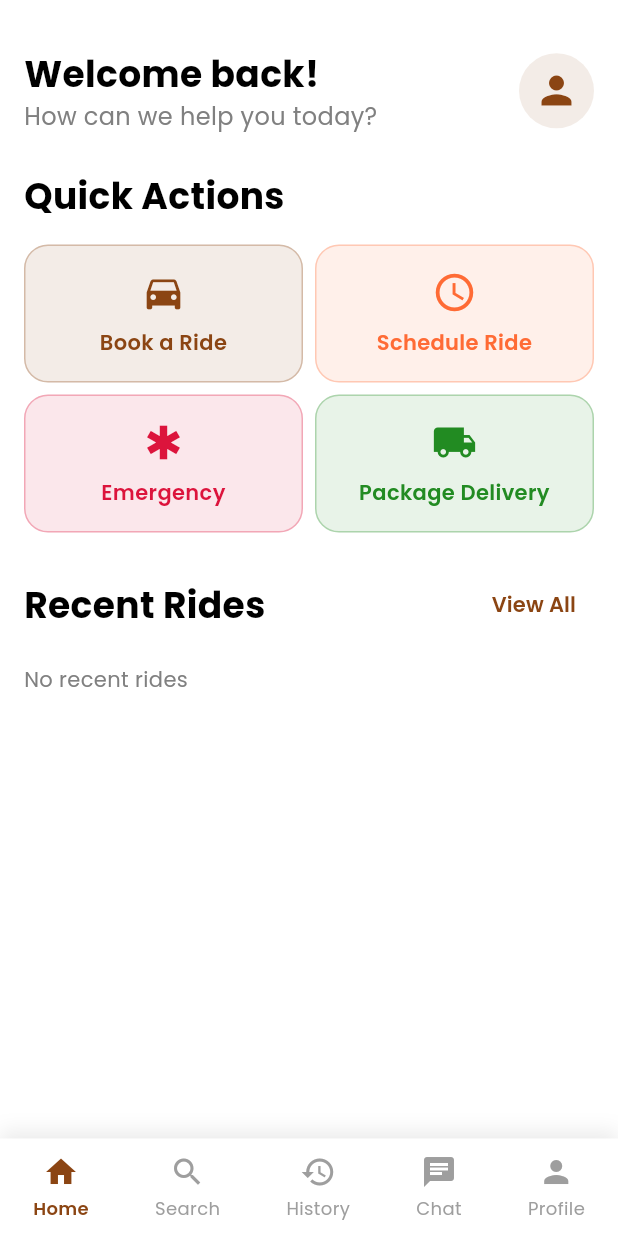
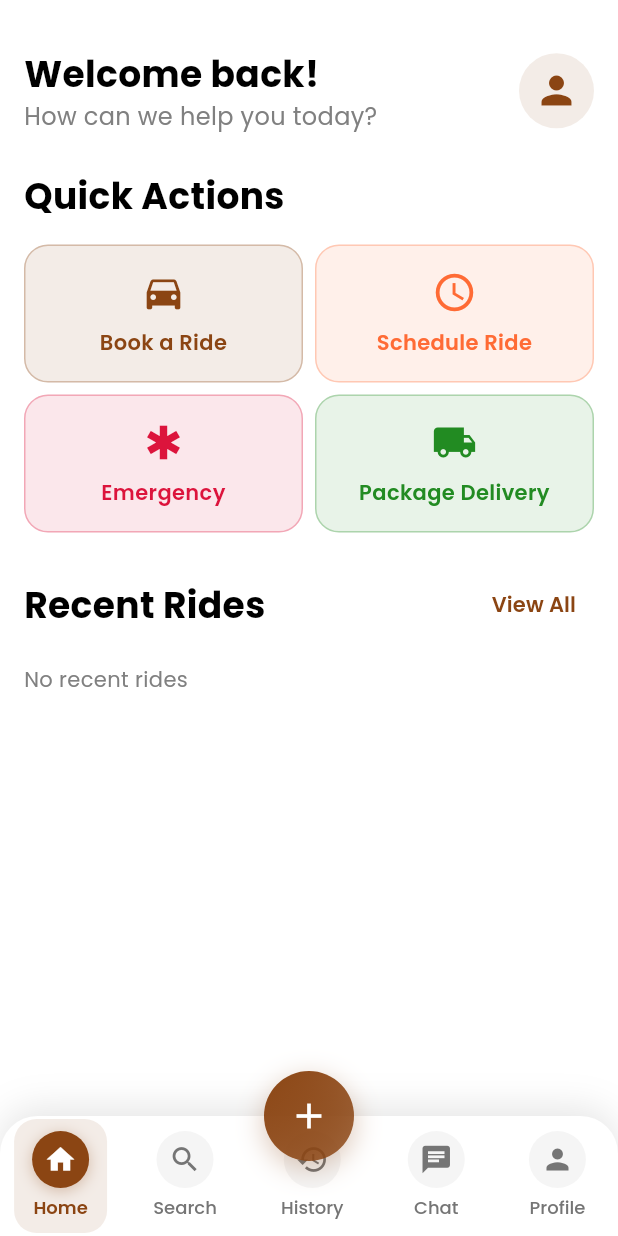
Before and after one commit to ramil0077/relygo, a Flutter app: the UserDashboardScreen screen opened directly, on a phone screen of 412 x 824 dp. Run offline on Flutter 3.47's test engine with Material 3 defaults, Android fonts, the phone set to English and light mode, and no system bars; our stand-ins replace cloud_firestore, firebase_auth, firebase_core, google_fonts, image_picker; missing offline and left inert: razorpay_flutter; accounts and stored records are empty.

```diff
--- a/lib/screens/user_dashboard_screen.dart
+++ b/lib/screens/user_dashboard_screen.dart
@@ -6,6 +6,7 @@ import 'package:relygo/screens/user_profile_screen.dart';
 import 'package:relygo/screens/driver_tracking_screen.dart';
 import 'package:relygo/screens/payment_screen.dart';
 import 'package:relygo/utils/responsive.dart';
+import 'package:relygo/widgets/animated_bottom_nav_bar.dart';
 import 'package:relygo/services/user_service.dart';
 import 'package:cloud_firestore/cloud_firestore.dart';
 import 'package:relygo/services/admin_service.dart';
@@ -140,29 +141,36 @@ class _UserDashboardScreenState extends State<UserDashboardScreen> {
           ],
         ),
       ),
-      bottomNavigationBar: Container(
-        padding: const EdgeInsets.symmetric(vertical: 10),
-        decoration: BoxDecoration(
-          color: Colors.white,
-          boxShadow: [
-            BoxShadow(
-              color: Colors.grey.withOpacity(0.2),
-              blurRadius: 10,
-              offset: const Offset(0, -5),
-            ),
-          ],
-        ),
-        child: Row(
-          mainAxisAlignment: MainAxisAlignment.spaceAround,
-          children: [
-            _buildNavItem(Icons.home, "Home", 0),
-            _buildNavItem(Icons.search, "Search", 1),
-            _buildNavItem(Icons.history, "History", 2),
-            _buildNavItem(Icons.chat, "Chat", 3),
-            _buildNavItem(Icons.person, "Profile", 4),
-          ],
-        ),
+      bottomNavigationBar: AnimatedBottomNavBar(
+        currentIndex: _selectedIndex,
+        onTap: (index) {
+          setState(() {
+            _selectedIndex = index;
+          });
+        },
+        items: const [
+          NavBarItem(icon: Icons.home, label: 'Home'),
+          NavBarItem(icon: Icons.search, label: 'Search'),
+          NavBarItem(icon: Icons.history, label: 'History'),
+          NavBarItem(icon: Icons.chat, label: 'Chat'),
+          NavBarItem(icon: Icons.person, label: 'Profile'),
+        ],
       ),
+      floatingActionButton: _selectedIndex == 0
+          ? FloatingQuickActionButton(
+              onPressed: () {
+                Navigator.push(
+                  context,
+                  MaterialPageRoute(
+                    builder: (context) => const ServiceBookingScreen(),
+                  ),
+                );
+              },
+              icon: Icons.add,
+              tooltip: 'Book a Ride',
+            )
+          : null,
+      floatingActionButtonLocation: FloatingActionButtonLocation.centerDocked,
     );
   }
 
@@ -2072,37 +2080,6 @@ class _UserDashboardScreenState extends State<UserDashboardScreen> {
     );
   }
 
-  Widget _buildNavItem(IconData icon, String label, int index) {
-    bool isSelected = _selectedIndex == index;
-    return GestureDetector(
-      onTap: () {
-        setState(() {
-          _selectedIndex = index;
-        });
-      },
-      child: Column(
-        mainAxisSize: MainAxisSize.min,
-        children: [
-          Icon(
-            icon,
-            color: isSelected ? Mycolors.basecolor : Colors.grey,
-            size: ResponsiveUtils.getResponsiveIconSize(
-              context,
-              mobile: 24,
-              tablet: 26,
-              desktop: 28,
-            ),
-          ),
-          SizedBox(height: ResponsiveSpacing.getSmallSpacing(context) / 2),
-          Text(
-            label,
-            style: ResponsiveTextStyles.getNavLabelStyle(context, isSelected),
-          ),
-        ],
-      ),
-    );
-  }
-
   void _showFeedbackDialog(Map<String, dynamic> booking) {
     final driverDetails = booking['driverDetails'] as Map<String, dynamic>?;
     if (driverDetails == null) return;
--- a/pubspec.yaml
+++ b/pubspec.yaml
@@ -37,6 +37,7 @@ dependencies:
   google_fonts: ^6.3.0
   image_picker: ^1.0.7
   intl: ^0.19.0
+  razorpay_flutter: ^1.3.7
 
 
   # Firebase dependencies
```
Also changed, not shown: lib/screens/driver_dashboard_screen.dart (+15 -57 lines), lib/screens/payment_screen.dart (+69 -25 lines), lib/services/payment_service.dart (added, +66 -0 lines), pubspec.lock, 3 other files.
